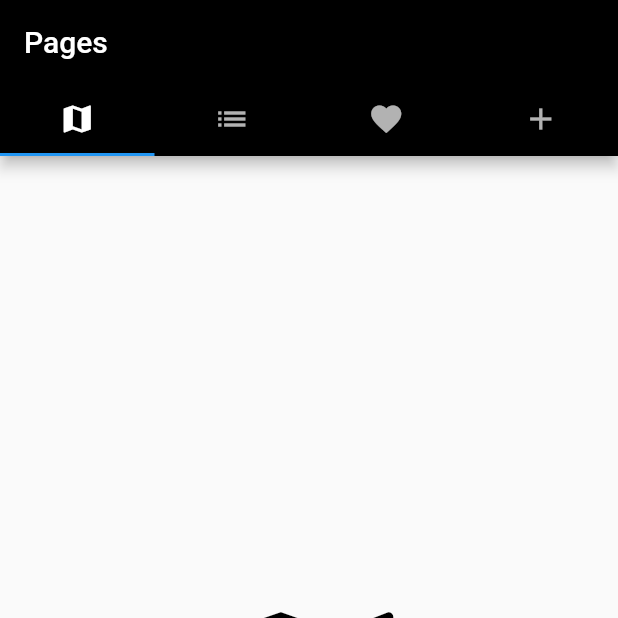
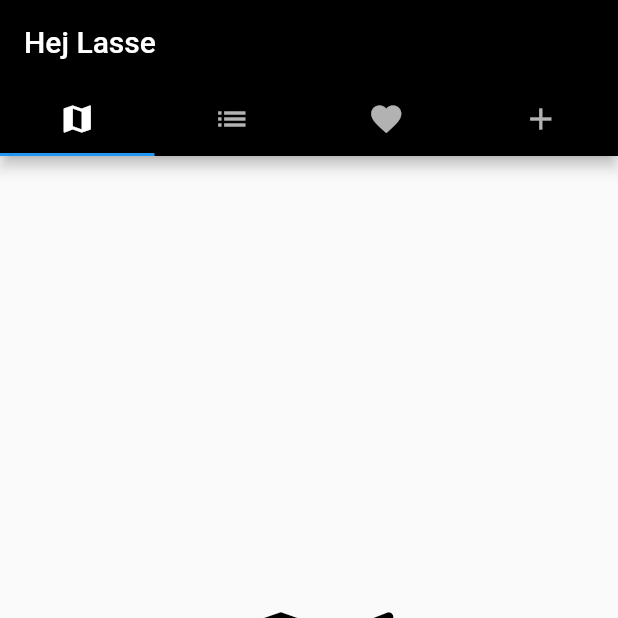
Before and after one commit to aau-itcom-17/P2-Flutter, a Flutter app: the screen it shows after launch, on a phone screen of 412 x 824 dp, the top half of it. Run offline on Flutter 3.47's test engine with Material 2 defaults, Android fonts, the phone set to English and light mode, and no system bars.

Commit message:
Hej Lasse

```diff
--- a/lib/main.dart
+++ b/lib/main.dart
@@ -34,7 +34,7 @@ class MyTabsState extends State<MyTabs> with SingleTickerProviderStateMixin {
   Widget build(BuildContext context) {
     return new Scaffold(
       appBar: new AppBar(
-          title: new Text("Pages"),
+          title: new Text("Hej Lasse"),
           backgroundColor: Colors.black,
           bottom: new TabBar(controller: controller, tabs: <Tab>[
             new Tab(icon: new Icon(Icons.map)),
```
